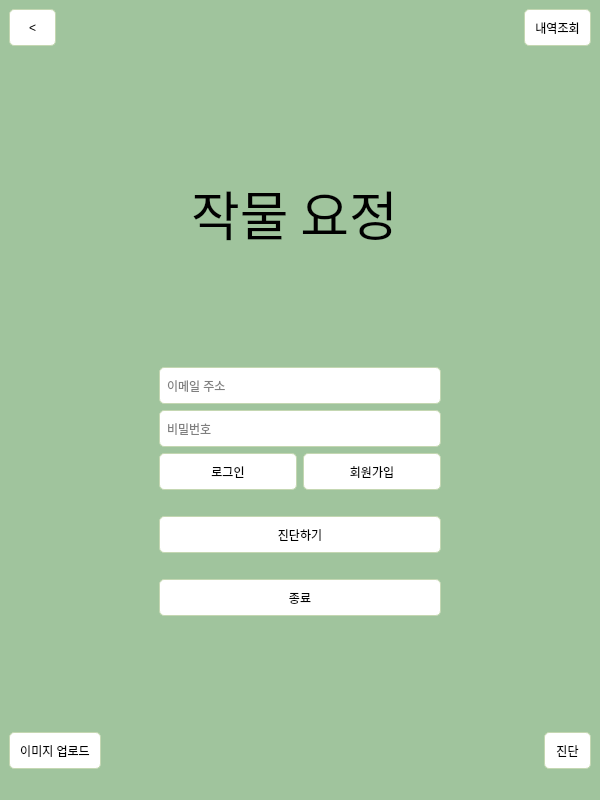
First picture: the form in UI/CropFairy.ui, repository song030/CropFairy, before the edit.
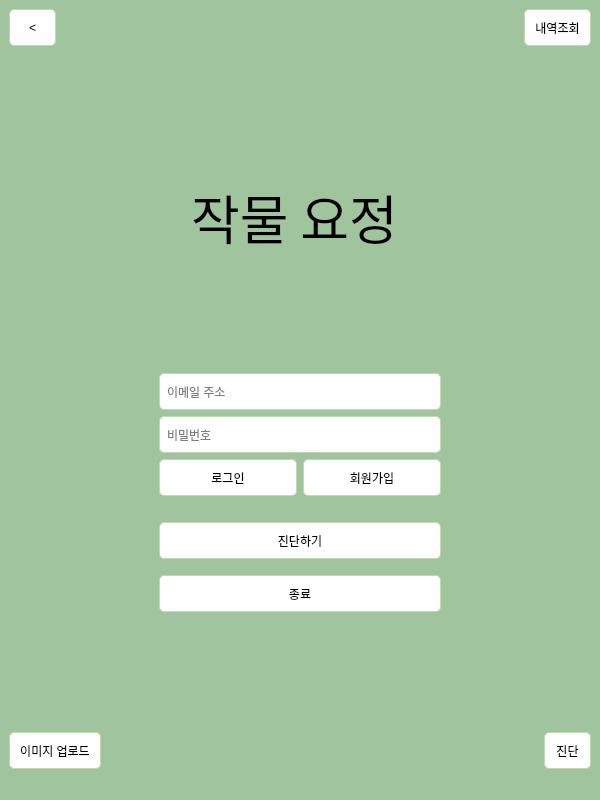
Second picture: the form after the edit. Icons and pictures are not drawn.

```diff
--- a/UI/CropFairy.ui
+++ b/UI/CropFairy.ui
@@ -341,7 +341,7 @@
               <property name="sizeHint" stdset="0">
                <size>
                 <width>20</width>
-                <height>20</height>
+                <height>10</height>
                </size>
               </property>
              </spacer>
```
